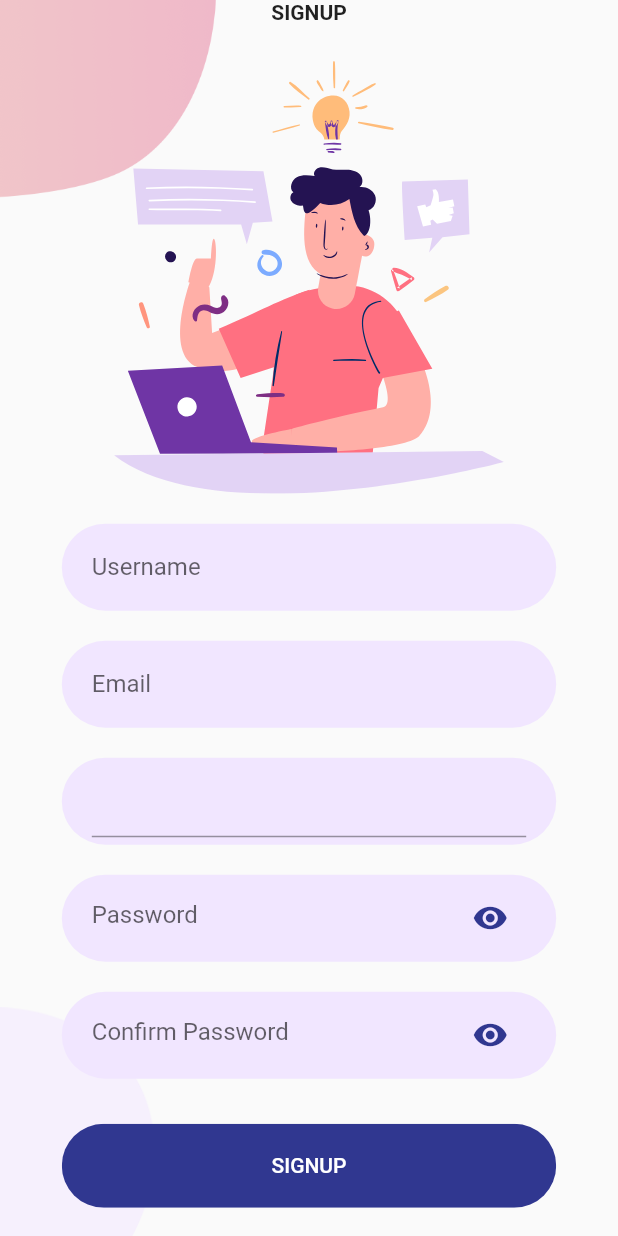
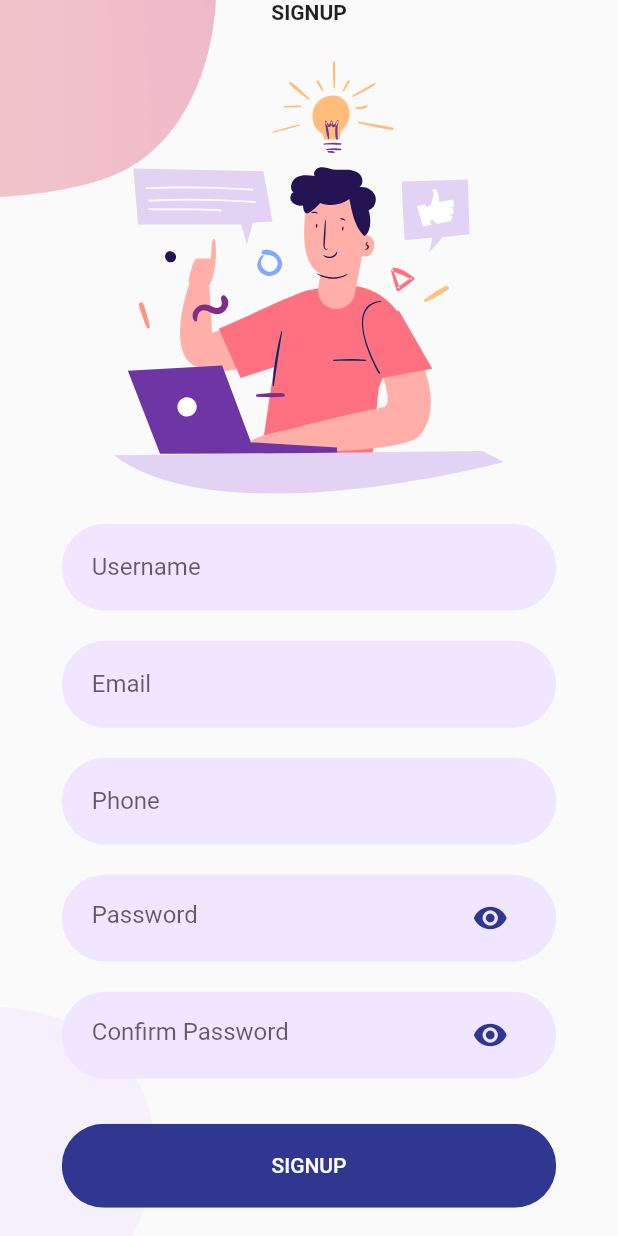
Before and after one commit to sshreya99/clean_space, a Flutter app: the SignUpScreen screen opened directly, on a phone screen of 412 x 824 dp. Run offline on Flutter 3.47's test engine with Material 2 defaults, Android fonts, the phone set to English and light mode, and no system bars; our stand-ins replace auto_route, cloud_firestore, firebase_auth, firebase_core, firebase_storage, flutter_svg and 2 more; accounts and stored records are empty; generated files the repository leaves out were written again.

Commit message:
solved errors

```diff
--- a/lib/ui/views/auth/Signup/components/body.dart
+++ b/lib/ui/views/auth/Signup/components/body.dart
@@ -106,7 +106,7 @@ class _BodyState extends State<Body> {
                         },
                         cursorColor: kPrimaryColor,
                         decoration: InputDecoration(
-                          hintText: "Phone",h
+                          hintText: "Phone",
                           border: InputBorder.none,
                         ),
                       ),
--- a/lib/ui/views/home/home_screen.dart
+++ b/lib/ui/views/home/home_screen.dart
@@ -58,7 +58,7 @@ class HomeScreen extends StatelessWidget {
             builder: (context, snapshot) {
               if (snapshot.hasData)
                 return Text(
-                    "${snapshot.data.email} : ${snapshot.data.username}");
+                    "${snapshot.data.email} : ${snapshot.data.createdAt}");
               return CircularProgressIndicator();
             }),
       ),
```
